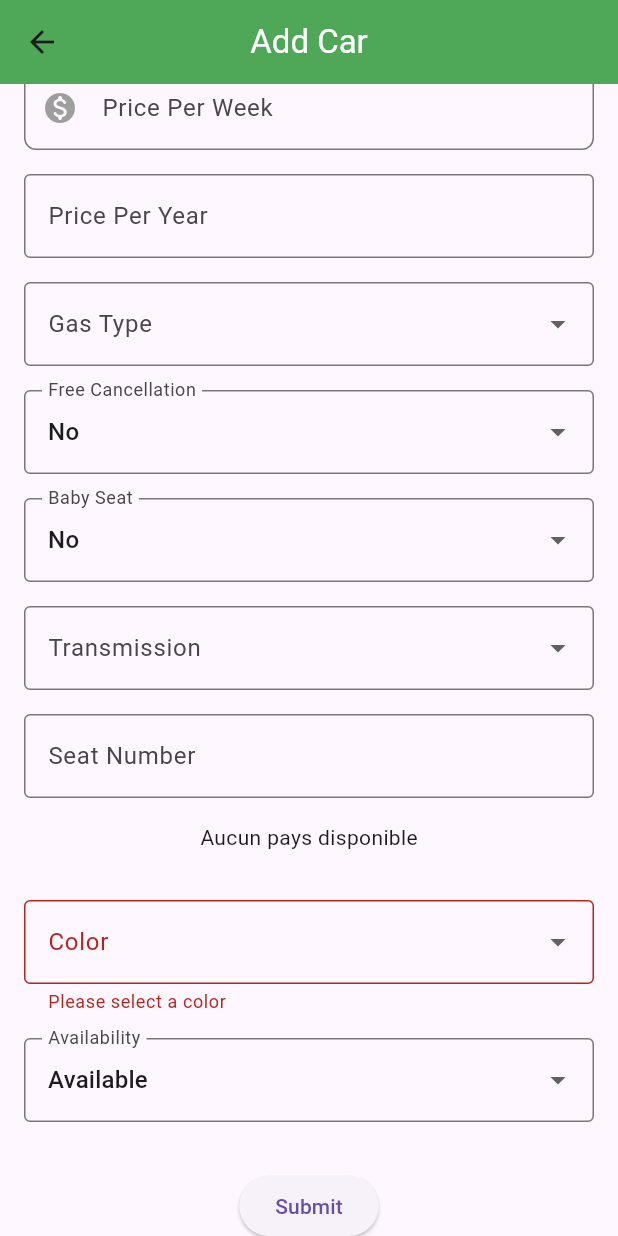
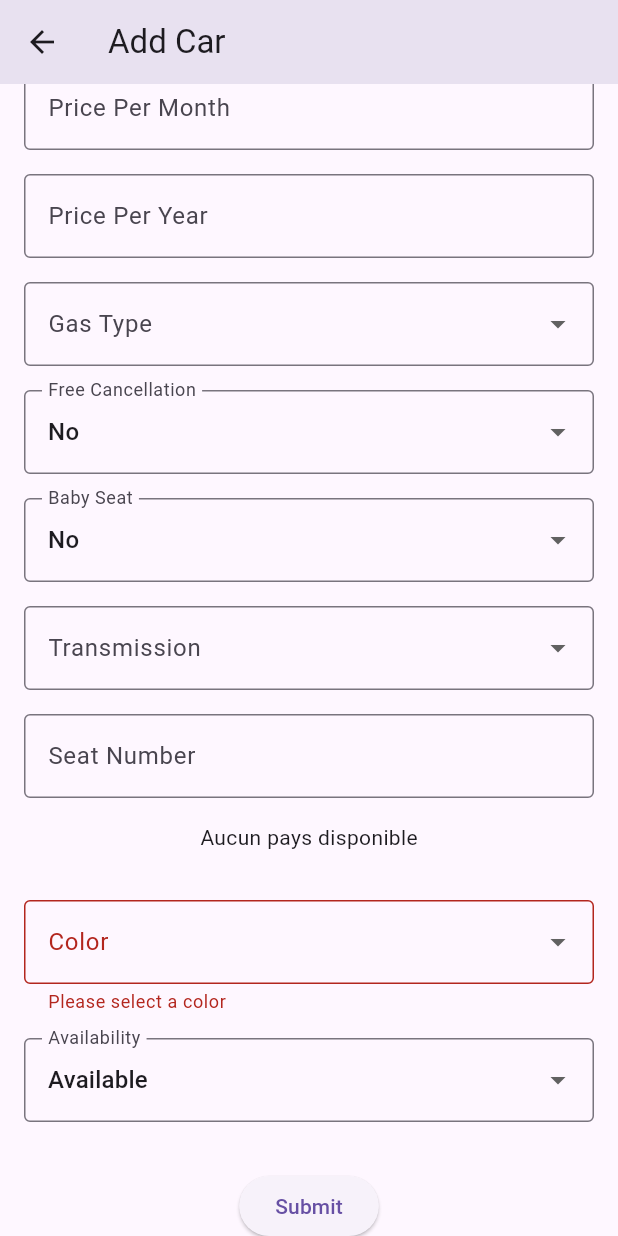
Before and after one commit to oussamasebai01/Car, a Flutter app: the AddInstitutionCarScreen screen opened directly, scrolled down 460 dp, after a tap on "Submit", on a phone screen of 412 x 824 dp. Run offline on Flutter 3.47's test engine with Material 3 defaults, Android fonts, the light colour scheme and no system bars; our stand-ins replace auto_size_text, font_awesome_flutter, image_picker, shared_preferences, sizer, smooth_page_indicator; accounts and stored records are empty; network calls fail.

Commit message:
My cars institution add and update and color

```diff
--- a/lib/carCardItem.dart
+++ b/lib/carCardItem.dart
@@ -34,7 +34,7 @@ class CarCardItem extends StatelessWidget {
               children: [
                 // Nom du modèle et fabricant
                 Text(
-                  car.modelName,
+                  car.modelName!,
                   style: TextStyle(
                     fontSize: 20,
                     fontWeight: FontWeight.bold,
@@ -42,7 +42,7 @@ class CarCardItem extends StatelessWidget {
                 ),
                 SizedBox(height: 4),
                 Text(
-                  car.manufacturerName,
+                  car.manufacturerName!,
                   style: TextStyle(
                     fontSize: 16,
                     color: Colors.grey[600],
--- a/lib/dashboard_client.dart
+++ b/lib/dashboard_client.dart
@@ -84,6 +84,7 @@ class _CarSearchPageState extends State<CarSearchPage> {
     });
 
     try {
+      print("try");
       final response = await http.post(
         url,
         headers: {'Content-Type': 'application/json'},
@@ -95,14 +96,17 @@ class _CarSearchPageState extends State<CarSearchPage> {
         print(responseData);
         setState(() {
           cars = (responseData['data'] as List)
-              .map((carJson) => CarModel.fromJson(carJson))
+              .map((carJson) => CarModel.fromJson(carJson)) // Use the updated fromJson method
               .toList();
           print(cars);
+          print("Parsed Car: ${CarModel.fromJson(responseData['data'][0])}");
+
         });
       } else {
         throw Exception('Failed to load cars: ${response.statusCode}');
       }
     } catch (e) {
+      print("error : $e");
       ScaffoldMessenger.of(context).showSnackBar(
         SnackBar(content: Text("Erreur lors de la recherche de voitures: $e")),
       );
--- a/lib/models/car_model.dart
+++ b/lib/models/car_model.dart
@@ -37,27 +37,27 @@ class CarModel {
     required this.pricePerWeek,
     required this.pricePerYear,
   });
-
   factory CarModel.fromJson(Map<String, dynamic> json) {
     return CarModel(
-      id: json['id'],
-      tagNumber: json['tagNumber'],
-      pricePerDay: json['price_per_day'].toDouble(),
-      carColor: json['car_color'],
-      city: json['city'],
-      gazType: json['gaz_type'],
-      transmission: json['transmission'],
-      seatNumber: json['seat_number'],
-      modelName: json['model']['name_en'],
-      manufacturerName: json['model']['manufacture']['name_en'],
-      institutionName: json['institution']['name'],
-      availability: json['availability'],
-      manu_year: json['manu_year'],
-        pricePerMonth: json['price_per_month'],
-        pricePerWeek:json['price_per_week'],
-        pricePerYear:json['price_per_year']
+      id: json['id'] as int, // Explicitly cast to int
+      tagNumber: json['tagNumber'] as String, // Explicitly cast to String
+      pricePerDay: (json['price_per_day'] as num?)?.toDouble() ?? 0.0, // Handle null and cast to double
+      carColor: json['car_color'] as String,
+      city: json['city'] as String,
+      gazType: json['gaz_type'] as String,
+      transmission: json['transmission'] as String,
+      seatNumber: json['seat_number'] as int,
+      modelName: json['model']['name_en'] as String,
+      manufacturerName: json['model']['manufacture']['name_en'] as String,
+      institutionName: json['institution']['name'] as String,
+      availability: json['availability'] as int,
+      manu_year: int.tryParse(json['manu_year'].toString()) ?? 0, // Convert string to int
+      pricePerMonth: (json['price_per_month'] as num?)?.toDouble() ?? 0.0, // Handle null and cast to double
+      pricePerWeek: (json['price_per_week'] as num?)?.toDouble() ?? 0.0, // Handle null and cast to double
+      pricePerYear: (json['price_per_year'] as num?)?.toDouble() ?? 0.0, // Handle null and cast to double
     );
   }
+
   // Méthode pour convertir l'objet en Map<String, dynamic>
   Map<String, dynamic> toJson() {
     return {
--- a/lib/screens/institutions/my_car/add_car.dart
+++ b/lib/screens/institutions/my_car/add_car.dart
@@ -28,7 +28,6 @@ class _AddInstitutionCarScreenState extends State<AddInstitutionCarScreen> {
   String? selectedCountry;
   String? selectedCity;
   int? selectedCountryId;
-
   late Future<List<Map<String, dynamic>>> fetchedCountries;
   final Map<String, dynamic> _formData = {
     'manufacturer': '',
@@ -53,46 +52,44 @@ class _AddInstitutionCarScreenState extends State<AddInstitutionCarScreen> {
   };
 
   static const colorOptions = [
-    { 'value': 'red', 'label': 'Red', 'color': '#ff0000' },
-    { 'value': 'blue', 'label': 'Blue', 'color': '#0000ff' },
-    { 'value': 'black', 'label': 'Black', 'color': '#000000' },
-    { 'value': 'white', 'label': 'White', 'color': '#ffffff' },
-    { 'value': 'silver', 'label': 'Silver', 'color': '#c0c0c0' },
-    { 'value': 'green', 'label': 'Green', 'color': '#008000' },
-    { 'value': 'yellow', 'label': 'Yellow', 'color': '#ffff00' },
-    { 'value': 'orange', 'label': 'Orange', 'color': '#ffa500' },
-    { 'value': 'pink', 'label': 'Pink', 'color': '#ffc0cb' },
-    { 'value': 'purple', 'label': 'Purple', 'color': '#800080' },
-    { 'value': 'brown', 'label': 'Brown', 'color': '#a52a2a' },
-    { 'value': 'gray', 'label': 'Gray', 'color': '#808080' },
-    { 'value': 'beige', 'label': 'Beige', 'color': '#f5f5dc' },
-    { 'value': 'gold', 'label': 'Gold', 'color': '#ffd700' },
-    { 'value': 'bronze', 'label': 'Bronze', 'color': '#cd7f32' },
-    { 'value': 'turquoise', 'label': 'Turquoise', 'color': '#40e0d0' },
-    { 'value': 'champagne', 'label': 'Champagne', 'color': '#f7e7ce' },
-    { 'value': 'navy', 'label': 'Navy', 'color': '#000080' },
-    { 'value': 'teal', 'label': 'Teal', 'color': '#008080' },
-    { 'value': 'burgundy', 'label': 'Burgundy', 'color': '#800020' },
-    { 'value': 'lavender', 'label': 'Lavender', 'color': '#e6e6fa' },
-    { 'value': 'ivory', 'label': 'Ivory', 'color': '#fffff0' },
-    { 'value': 'pearl', 'label': 'Pearl', 'color': '#f0e5de' },
-    { 'value': 'mint', 'label': 'Mint', 'color': '#98ff98' },
-    { 'value': 'copper', 'label': 'Copper', 'color': '#b87333' },
-    { 'value': 'mahogany', 'label': 'Mahogany', 'color': '#c04000' },
-    { 'value': 'platinum', 'label': 'Platinum', 'color': '#e5e4e2' },
-    { 'value': 'matteBlack', 'label': 'Matte Black', 'color': '#212121' },
-    { 'value': 'matteWhite', 'label': 'Matte White', 'color': '#f2f2f2' },
-    { 'value': 'matteGray', 'label': 'Matte Gray', 'color': '#bdbdbd' },
-    { 'value': 'carbon', 'label': 'Carbon', 'color': '#3a3a3a' },
+    { 'value': 'Red', 'label': 'Red', 'color': '#ff0000' },
+    { 'value': 'Blue', 'label': 'Blue', 'color': '#0000ff' },
+    { 'value': 'Black', 'label': 'Black', 'color': '#000000' },
+    { 'value': 'White', 'label': 'White', 'color': '#ffffff' },
+    { 'value': 'Silver', 'label': 'Silver', 'color': '#c0c0c0' },
+    { 'value': 'Green', 'label': 'Green', 'color': '#008000' },
+    { 'value': 'Yellow', 'label': 'Yellow', 'color': '#ffff00' },
+    { 'value': 'Orange', 'label': 'Orange', 'color': '#ffa500' },
+    { 'value': 'Pink', 'label': 'Pink', 'color': '#ffc0cb' },
+    { 'value': 'Purple', 'label': 'Purple', 'color': '#800080' },
+    { 'value': 'Brown', 'label': 'Brown', 'color': '#a52a2a' },
+    { 'value': 'Gray', 'label': 'Gray', 'color': '#808080' },
+    { 'value': 'Beige', 'label': 'Beige', 'color': '#f5f5dc' },
+    { 'value': 'Gold', 'label': 'Gold', 'color': '#ffd700' },
+    { 'value': 'Bronze', 'label': 'Bronze', 'color': '#cd7f32' },
+    { 'value': 'Turquoise', 'label': 'Turquoise', 'color': '#40e0d0' },
+    { 'value': 'Champagne', 'label': 'Champagne', 'color': '#f7e7ce' },
+    { 'value': 'Navy', 'label': 'Navy', 'color': '#000080' },
+    { 'value': 'Teal', 'label': 'Teal', 'color': '#008080' },
+    { 'value': 'Burgundy', 'label': 'Burgundy', 'color': '#800020' },
+    { 'value': 'Lavender', 'label': 'Lavender', 'color': '#e6e6fa' },
+    { 'value': 'Ivory', 'label': 'Ivory', 'color': '#fffff0' },
+    { 'value': 'Pearl', 'label': 'Pearl', 'color': '#f0e5de' },
+    { 'value': 'Mint', 'label': 'Mint', 'color': '#98ff98' },
+    { 'value': 'Copper', 'label': 'Copper', 'color': '#b87333' },
+    { 'value': 'Mahogany', 'label': 'Mahogany', 'color': '#c04000' },
+    { 'value': 'Platinum', 'label': 'Platinum', 'color': '#e5e4e2' },
+    { 'value': 'MatteBlack', 'label': 'Matte Black', 'color': '#212121' },
+    { 'value': 'MatteWhite', 'label': 'Matte White', 'color': '#f2f2f2' },
+    { 'value': 'MatteGray', 'label': 'Matte Gray', 'color': '#bdbdbd' },
+    { 'value': 'Carbon', 'label': 'Carbon', 'color': '#3a3a3a' },
   ];
 
   // Extraire les labels de colorOptions et les convertir en majuscules
   final colors = colorOptions.map((option) {
     final label = option['label'] ?? ''; // Valeur par défaut si null
-    return label.toUpperCase(); // Convertir en majuscules
+    return label;
   }).toList();
-  // Normaliser la valeur sélectionnée
-
   List<dynamic> manufactures = [];
   List<dynamic> models = [];
   List<String> countries = ['Tunisia', 'Jordan'];
@@ -102,7 +99,6 @@ class _AddInstitutionCarScreenState extends State<AddInstitutionCarScreen> {
   @override
   void initState() {
     fetchedCountries = fetchCountries();
-
     super.initState();
     fetchManufactures();
     if (widget.isEdit && widget.tempCar != null) {
@@ -112,7 +108,7 @@ class _AddInstitutionCarScreenState extends State<AddInstitutionCarScreen> {
 
   Future<void> fetchManufactures() async {
     try {
-      final response = await http.get(Uri.parse('http://10.0.2.2:8000/api/car-manufactures'));
+      final response = await http.get(Uri.parse('${Config.BASE_URL}/car-manufactures'));
       if (response.statusCode == 200) {
         final Map<String, dynamic> responseData = json.decode(response.body);
         if (responseData.containsKey('data')) {
@@ -132,7 +128,7 @@ class _AddInstitutionCarScreenState extends State<AddInstitutionCarScreen> {
 
   Future<void> fetchModels(String manufacturerId) async {
     try {
-      final response = await http.get(Uri.parse('http://10.0.2.2:8000/api/car-models/$manufacturerId'));
+      final response = await http.get(Uri.parse('${Config.BASE_URL}/car-models/$manufacturerId'));
       if (response.statusCode == 200) {
         final Map<String, dynamic> responseData = json.decode(response.body);
         if (responseData.containsKey('data')) {
@@ -198,7 +194,6 @@ class _AddInstitutionCarScreenState extends State<AddInstitutionCarScreen> {
       // _formData['manufacturer'] = car['model']?['manufacture']?? '';
       // _formData['model'] = car['model']?['id'] ?? '';
       _formData['tagNumber1'] = splitArray[0];
-
       _formData['tagNumber2'] = splitArray[1];
       _formData['manuYear'] = car['manu_year'] ?? '';
       _formData['pricePerDay'] = car['price_per_day']?.toString() ?? '';
@@ -217,6 +212,7 @@ class _AddInstitutionCarScreenState extends State<AddInstitutionCarScreen> {
       _formData['reason'] = car['reason'] ?? '';
     });
   }
+
   Future<void> _submitForm() async {
     final token = await getAuthToken();
     if (!_formKey.currentState!.validate()) {
@@ -252,7 +248,7 @@ class _AddInstitutionCarScreenState extends State<AddInstitutionCarScreen> {
 
       final response = widget.isEdit
           ? await http.post(
-        Uri.parse('http://10.0.2.2:8000/api/update-institution-cars/${widget.tempCar!['id']}'),
+        Uri.parse('${Config.BASE_URL}/update-institution-cars/${widget.tempCar!['id']}'),
         body: json.encode(payload),
         headers: {
           'Content-Type': 'application/json',
@@ -260,7 +256,7 @@ class _AddInstitutionCarScreenState extends State<AddInstitutionCarScreen> {
         },
       )
           : await http.post(
-        Uri.parse('http://10.0.2.2:8000/api/add-cars'),
+        Uri.parse('${Config.BASE_URL}/add-cars'),
         body: json.encode(payload),
         headers: {
           'Content-Type': 'application/json',
@@ -297,15 +293,10 @@ class _AddInstitutionCarScreenState extends State<AddInstitutionCarScreen> {
 
   @override
   Widget build(BuildContext context) {
-    final selectedColor = _formData['color']?.toUpperCase() ?? 'GREEN'; // <-- Correctement placé ici
     return Scaffold(
       appBar: AppBar(
-        title: Text(widget.isEdit ? 'Edit Car' : 'Add Car', style: TextStyle(color: Colors.white)),
-        centerTitle: true,
-        backgroundColor: Colors.green,
-        elevation: 0,
+        title: Text(widget.isEdit ? 'Edit Car' : 'Add Car'),
       ),
-
       body: SingleChildScrollView(
         padding: const EdgeInsets.all(16),
         child: Form(
@@ -374,12 +365,9 @@ class _AddInstitutionCarScreenState extends State<AddInstitutionCarScreen> {
                   Expanded(
                     child: TextFormField(
                       initialValue: _formData['tagNumber1'],
-                      decoration: InputDecoration(
-                        labelText: "Tag Number Part 1",
-                        prefixIcon: const Icon(Icons.tag, color: Colors.grey),
-                        border: OutlineInputBorder(
-                          borderRadius: BorderRadius.circular(8),
-                        ),
+                      decoration: const InputDecoration(
+                        labelText: 'Tag Number Part 1',
+                        border: OutlineInputBorder(),
                       ),
                       onChanged: (value) {
                         setState(() {
@@ -392,12 +380,9 @@ class _AddInstitutionCarScreenState extends State<AddInstitutionCarScreen> {
                   Expanded(
                     child: TextFormField(
                       initialValue: _formData['tagNumber2'],
-                        decoration: InputDecoration(
-                          labelText: "Tag Number Part 2",
-                          prefixIcon: const Icon(Icons.tag, color: Colors.grey),
-                          border: OutlineInputBorder(
-                            borderRadius: BorderRadius.circular(8),
-                          ),
+                      decoration: const InputDecoration(
+                        labelText: 'Tag Number Part 2',
+                        border: OutlineInputBorder(),
                       ),
                       onChanged: (value) {
                         setState(() {
@@ -413,13 +398,9 @@ class _AddInstitutionCarScreenState extends State<AddInstitutionCarScreen> {
               // Manufacture Year
               TextFormField(
                 initialValue: _formData['manuYear'],
-                keyboardType: TextInputType.numberWithOptions(signed: false),
-                decoration: InputDecoration(
-                  labelText: "Manufacture year",
-                  prefixIcon: const Icon(Icons.calendar_month, color: Colors.grey),
-                  border: OutlineInputBorder(
-                    borderRadius: BorderRadius.circular(8),
-                  ),
+                decoration: const InputDecoration(
+                  labelText: 'Manufacture Year',
+                  border: OutlineInputBorder(),
                 ),
                 onChanged: (value) {
                   setState(() {
@@ -432,13 +413,9 @@ class _AddInstitutionCarScreenState extends State<AddInstitutionCarScreen> {
               // Price Per Day
               TextFormField(
                 initialValue: _formData['pricePerDay'],
-                keyboardType: TextInputType.number,
-                decoration: InputDecoration(
-                  labelText: "Price Per Day",
-                  prefixIcon: const Icon(Icons.monetization_on_rounded, color: Colors.grey),
-                  border: OutlineInputBorder(
-                    borderRadius: BorderRadius.circular(8),
-                  ),
+                decoration: const InputDecoration(
+                  labelText: 'Price Per Day',
+                  border: OutlineInputBorder(),
                 ),
                 onChanged: (value) {
                   setState(() {
@@ -451,13 +428,9 @@ class _AddInstitutionCarScreenState extends State<AddInstitutionCarScreen> {
               // Price Per Week
               TextFormField(
                 initialValue: _formData['pricePerWeek'],
-                keyboardType: TextInputType.number,
-                decoration: InputDecoration(
-                  labelText: "Price Per Week",
-                  prefixIcon: const Icon(Icons.monetization_on_rounded, color: Colors.grey),
-                  border: OutlineInputBorder(
-                    borderRadius: BorderRadius.circular(8),
-                  ),
+                decoration: const InputDecoration(
+                  labelText: 'Price Per Week',
+                  border: OutlineInputBorder(),
                 ),
                 onChanged: (value) {
                   setState(() {
@@ -470,13 +443,9 @@ class _AddInstitutionCarScreenState extends State<AddInstitutionCarScreen> {
               // Price Per Month
               TextFormField(
                 initialValue: _formData['pricePerMonth'],
-                keyboardType: TextInputType.number,
-                decoration: InputDecoration(
-                  labelText: "Price Per Week",
-                  prefixIcon: const Icon(Icons.monetization_on_rounded, color: Colors.grey),
-                  border: OutlineInputBorder(
-                    borderRadius: BorderRadius.circular(8),
-                  ),
+                decoration: const InputDecoration(
+                  labelText: 'Price Per Month',
+                  border: OutlineInputBorder(),
                 ),
                 onChanged: (value) {
                   setState(() {
@@ -663,15 +632,62 @@ class _AddInstitutionCarScreenState extends State<AddInstitutionCarScreen> {
               ),
               const SizedBox(height: 16),
 
-
+              // City Dropdown
+              // DropdownButtonFormField(
+              //   value: _formData['city'],
+              //   items: [
+              //     DropdownMenuItem(
+              //       value: null,
+              //       child: Text('Select City'),
+              //     ),
+              //     ...cities.map((city) {
+              //       return DropdownMenuItem(
+              //         value: city,
+              //         child: Text(city),
+              //       );
+              //     }).toList(),
+              //   ],
+              //   onChanged: (value) {
+              //     setState(() {
+              //       _formData['city'] = value ?? '';
+              //     });
+              //   },
+              //   decoration: const InputDecoration(
+              //     labelText: 'City',
+              //     border: OutlineInputBorder(),
+              //   ),
+              // ),
               const SizedBox(height: 16),
 
               DropdownButtonFormField<String>(
-                value: _formData['color']?.isEmpty ?? true ? null : _formData['color'], // Gérer le cas où la valeur est vide
+                value: _formData['color']?.isEmpty ?? true ? null : _formData['color'], // Vérification null-safe
                 items: colors.map((String color) {
+                  // Trouver l'objet color correspondant dans colorOptions
+                  final colorOption = colorOptions.firstWhere(
+                        (option) => option['label'] == color,
+                    orElse: () => { 'label': 'UNKNOWN', 'color': '#000000' }, // Ajout de 'label'
+                  );
+
+                  // Vérifier que colorOption['color'] n'est pas null
+                  final colorHex = (colorOption['color'] ?? '#000000') as String;
+                  final colorValue = colorHex.replaceAll('#', '0xFF');
+
                   return DropdownMenuItem<String>(
-                    value: color, // Assurez-vous que chaque valeur est unique
-                    child: Text(color),
+                    value: color,
+                    child: Row(
+                      children: [
+                        Container(
+                          width: 20,
+                          height: 20,
+                          margin: const EdgeInsets.only(right: 10),
+                          decoration: BoxDecoration(
+                            color: Color(int.parse(colorValue)),
+                            borderRadius: BorderRadius.circular(4),
+                          ),
+                        ),
+                        Text(color),
+                      ],
+                    ),
                   );
                 }).toList(),
                 onChanged: (value) {
--- a/lib/screens/institutions/my_car/car_details.dart
+++ b/lib/screens/institutions/my_car/car_details.dart
@@ -15,7 +15,7 @@ class CarDetailsPageI extends StatelessWidget {
   Widget build(BuildContext context) {
     return Scaffold(
       appBar: AppBar(
-        title: Text(car.modelName), // Utiliser car.modelName comme titre
+        title: Text(car.modelName!), // Utiliser car.modelName comme titre
         backgroundColor: Colors.green, // AppBar noire pour un style moderne
         elevation: 0, // Supprimer l'ombre
       ),
@@ -105,7 +105,7 @@ class CarDetailsPageI extends StatelessWidget {
                             size: 24,
                             color: Colors.green,
                           ),
-                          Text(" "+car.gazType, style: TextStyle(fontSize: 16)),
+                          Text(" "+car.gazType!, style: TextStyle(fontSize: 16)),
                         ],
                       ),
 
@@ -124,7 +124,7 @@ class CarDetailsPageI extends StatelessWidget {
                             size: 24,
                             color: Colors.green,
                           ),
-                          Text("  "+car.carColor, style: TextStyle(fontSize: 16)),
+                          Text("  "+car.carColor!, style: TextStyle(fontSize: 16)),
                         ],
                       ),
 
--- a/lib/utils/config.dart
+++ b/lib/utils/config.dart
@@ -1,6 +1,6 @@
 class Config {
   // Définir les constantes de configuration
   static const int DEFAULT_PAGE_SIZE = 10;
-  static const String BASE_URL = "http://10.0.2.2:8000/api";
+  static const String BASE_URL = "http://192.168.147.227:8000/api";
 // static const String BASE_URL = "https://api.gosayara.com/api";
 }
```
Lines whose indentation alone changed are shown as unchanged.
